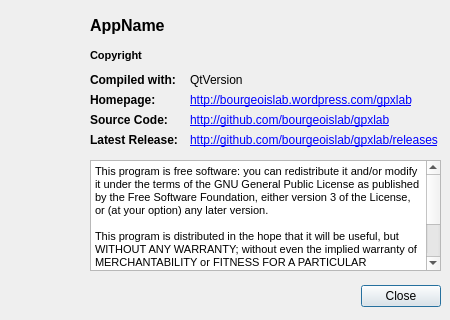
Before: the Qt Designer form GPXLab/dialogs/dialog_about.ui in BourgeoisLab/GPXLab, drawn with Qt 5.
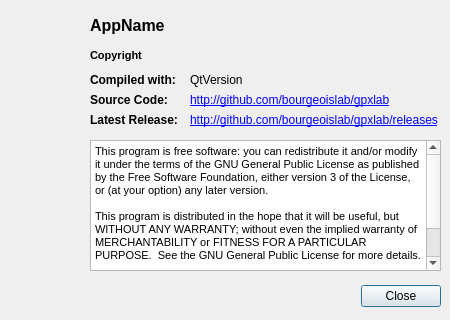
After: the same form once the commit is applied. Icons and pictures are not drawn.

Patch:
```diff
--- a/GPXLab/dialogs/dialog_about.ui
+++ b/GPXLab/dialogs/dialog_about.ui
@@ -97,9 +97,9 @@
    <property name="geometry">
     <rect>
      <x>90</x>
-     <y>160</y>
+     <y>140</y>
      <width>351</width>
-     <height>111</height>
+     <height>131</height>
     </rect>
    </property>
    <property name="html">
@@ -138,7 +138,7 @@
    <property name="geometry">
     <rect>
      <x>190</x>
-     <y>110</y>
+     <y>90</y>
      <width>251</width>
      <height>20</height>
     </rect>
@@ -146,44 +146,15 @@
    <property name="text">
     <string>&lt;html&gt;&lt;head/&gt;&lt;body&gt;&lt;p&gt;&lt;a href=&quot;http://github.com/bourgeoislab/gpxlab&quot;&gt;&lt;span style=&quot; text-decoration: underline; color:#0000ff;&quot;&gt;http://github.com/bourgeoislab/gpxlab&lt;/span&gt;&lt;/a&gt;&lt;/p&gt;&lt;/body&gt;&lt;/html&gt;</string>
    </property>
-  </widget>
-  <widget class="QLabel" name="label_3">
-   <property name="geometry">
-    <rect>
-     <x>90</x>
-     <y>90</y>
-     <width>100</width>
-     <height>20</height>
-    </rect>
-   </property>
-   <property name="font">
-    <font>
-     <weight>75</weight>
-     <bold>true</bold>
-    </font>
-   </property>
-   <property name="text">
-    <string>Homepage:</string>
-   </property>
-  </widget>
-  <widget class="QLabel" name="labelLinkHomepage">
-   <property name="geometry">
-    <rect>
-     <x>190</x>
-     <y>90</y>
-     <width>251</width>
-     <height>20</height>
-    </rect>
-   </property>
-   <property name="text">
-    <string>&lt;html&gt;&lt;head/&gt;&lt;body&gt;&lt;p&gt;&lt;a href=&quot;http://bourgeoislab.wordpress.com/gpxlab&quot;&gt;&lt;span style=&quot; text-decoration: underline; color:#0000ff;&quot;&gt;http://bourgeoislab.wordpress.com/gpxlab&lt;/span&gt;&lt;/a&gt;&lt;/p&gt;&lt;/body&gt;&lt;/html&gt;</string>
+   <property name="openExternalLinks">
+    <bool>true</bool>
    </property>
   </widget>
   <widget class="QLabel" name="label_5">
    <property name="geometry">
     <rect>
      <x>90</x>
-     <y>110</y>
+     <y>90</y>
      <width>100</width>
      <height>20</height>
     </rect>
@@ -202,7 +173,7 @@
    <property name="geometry">
     <rect>
      <x>90</x>
-     <y>130</y>
+     <y>110</y>
      <width>100</width>
      <height>20</height>
     </rect>
@@ -221,7 +192,7 @@
    <property name="geometry">
     <rect>
      <x>190</x>
-     <y>130</y>
+     <y>110</y>
      <width>251</width>
      <height>20</height>
     </rect>
```
Left out of the diff: 3 changed lines with no effect on the pictures.
